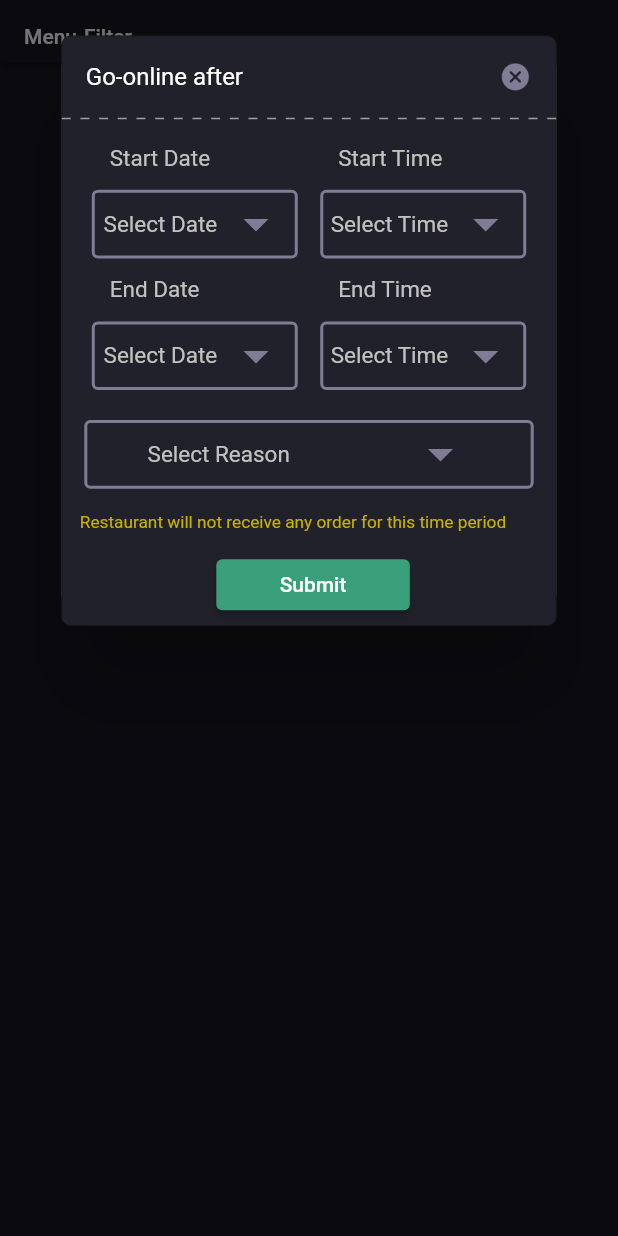
After one commit to abhijeets94/RailFScreens, a Flutter app: the SchedulePopUp screen opened directly, after a tap on "Menu-Filter", on a phone screen of 412 x 824 dp. The commit adds this screen. Run offline on Flutter 3.47's test engine with Material 2 defaults, Android fonts, the phone set to English and light mode, and no system bars; our stand-ins replace flutter_switch; missing offline and left inert: dropdown_date_picker, grouped_buttons.

Commit message:
schedule screen

```diff
--- a/lib/navigation.dart
+++ b/lib/navigation.dart
@@ -2,6 +2,7 @@ import 'package:flutter/material.dart';
 import 'package:railscreen/myRestaurants.dart';
 import 'package:railscreen/popUpWhenOff.dart';
 import 'package:railscreen/restaurantDetails.dart';
+import 'package:railscreen/schedulePopUp.dart';
 
 class Navigation extends StatefulWidget {
   @override
@@ -46,8 +47,18 @@ class _NavigationState extends State<Navigation> {
                   onPressed: () {
                     Navigator.push(
                       context,
-                      MaterialPageRoute(
-                          builder: (context) => PopUpWhenOff()),
+                      MaterialPageRoute(builder: (context) => PopUpWhenOff()),
+                    );
+                  },
+                ),
+              ),
+              Container(
+                child: ElevatedButton(
+                  child: Text("Schedule an off advance"),
+                  onPressed: () {
+                    Navigator.push(
+                      context,
+                      MaterialPageRoute(builder: (context) => SchedulePopUp()),
                     );
                   },
                 ),
--- a/lib/popUpWhenOff.dart
+++ b/lib/popUpWhenOff.dart
@@ -48,10 +48,16 @@ class _PopUpWhenOffState extends State<PopUpWhenOff> {
                                     "Go-online after",
                                     style: TextStyle(color: Colors.white),
                                   ),
-                                  Image.asset(
-                                    'assets/images/close.png',
-                                    scale: 4.0,
-                                    color: Color(0xff807c96),
+                                  GestureDetector(
+                                    child: Image.asset(
+                                      'assets/images/close.png',
+                                      scale: 4.0,
+                                      color: Color(0xff807c96),
+                                    ),
+                                    onTap: () {
+                                      Navigator.of(context, rootNavigator: true)
+                                          .pop('dialog');
+                                    },
                                   ),
                                 ],
                               ),
@@ -110,7 +116,7 @@ class _PopUpWhenOffState extends State<PopUpWhenOff> {
                                 hint: Container(
                                   margin: EdgeInsets.all(15.0),
                                   child: Text(
-                                    "  $_chosenValue                           ",
+                                    "  $_chosenValue                       ",
                                     style: TextStyle(
                                         color: Colors.black,
                                         fontSize: 16,
--- /dev/null
+++ b/lib/schedulePopUp.dart
@@ -0,0 +1,305 @@
+import 'package:flutter/material.dart';
+import 'package:dropdown_date_picker/dropdown_date_picker.dart';
+
+class SchedulePopUp extends StatefulWidget {
+  @override
+  _SchedulePopUpState createState() => _SchedulePopUpState();
+}
+
+class _SchedulePopUpState extends State<SchedulePopUp> {
+  int buttonNumber;
+  DateTime now = new DateTime.now();
+
+  void _popupDialog(BuildContext context) {
+    showDialog(
+        context: context,
+        builder: (context) {
+          return SingleChildScrollView(
+            child: Column(
+              children: [
+                AlertDialog(
+                  shape: RoundedRectangleBorder(
+                    borderRadius: BorderRadius.all(
+                      Radius.circular(20.0),
+                    ),
+                  ),
+                  contentPadding: EdgeInsets.all(0.0),
+                  content: Container(
+                    width: MediaQuery.of(context).size.width * 0.8,
+                    height: 393,
+                    decoration: BoxDecoration(
+                      borderRadius: BorderRadius.all(Radius.circular(6)),
+                      border:
+                          Border.all(color: const Color(0xff181820), width: 0),
+                      color: const Color(0xff21212b),
+                    ),
+                    child: SingleChildScrollView(
+                      child: Container(
+                        child: Column(
+                          crossAxisAlignment: CrossAxisAlignment.start,
+                          children: [
+                            Container(
+                              margin: EdgeInsets.all(16.0),
+                              child: Row(
+                                mainAxisAlignment:
+                                    MainAxisAlignment.spaceBetween,
+                                children: [
+                                  Text(
+                                    "Go-online after",
+                                    style: TextStyle(color: Colors.white),
+                                  ),
+                                  GestureDetector(
+                                    child: Image.asset(
+                                      'assets/images/close.png',
+                                      scale: 4.0,
+                                      color: Color(0xff807c96),
+                                    ),
+                                    onTap: () {
+                                      Navigator.of(context, rootNavigator: true)
+                                          .pop('dialog');
+                                    },
+                                  ),
+                                ],
+                              ),
+                            ),
+                            DashedSeperator(),
+                            Container(
+                              margin: const EdgeInsets.all(5.0),
+                              child: Column(
+                                children: [
+                                  Row(
+                                    mainAxisAlignment:
+                                        MainAxisAlignment.spaceEvenly,
+                                    children: [
+                                      ScheduleTabs(
+                                        scheduleTabTag: "Start Date",
+                                        scheduleTab: "Select Date",
+                                        openDrop: () {
+                                          print("Open Date selector");
+                                        },
+                                      ),
+                                      ScheduleTabs(
+                                        scheduleTabTag: "Start Time",
+                                        scheduleTab: "Select Time",
+                                        openDrop: () {
+                                          print("Open Time selector");
+                                        },
+                                      ),
+                                    ],
+                                  ),
+                                  Row(
+                                    mainAxisAlignment:
+                                        MainAxisAlignment.spaceEvenly,
+                                    children: [
+                                      ScheduleTabs(
+                                        scheduleTabTag: "End Date",
+                                        scheduleTab: "Select Date",
+                                        openDrop: () {
+                                          print("Open Date selector");
+                                        },
+                                      ),
+                                      ScheduleTabs(
+                                        scheduleTabTag: "End Time",
+                                        scheduleTab: "Select Time",
+                                        openDrop: () {
+                                          print("Open Time selector");
+                                        },
+                                      ),
+                                    ],
+                                  )
+                                ],
+                              ),
+                            ),
+                            Container(
+                              margin: EdgeInsets.all(15.0),
+                              width: MediaQuery.of(context).size.width / 1.2,
+                              height: MediaQuery.of(context).size.height / 18,
+                              decoration: BoxDecoration(
+                                  border: Border.all(
+                                    width: 2.0,
+                                    color: Color(0xff807c96),
+                                  ),
+                                  borderRadius: BorderRadius.circular(4.0)),
+                              child: Row(
+                                mainAxisAlignment:
+                                    MainAxisAlignment.spaceAround,
+                                children: [
+                                  Text(
+                                    "Select Reason",
+                                    style: TextStyle(
+                                        color: const Color(0xffc2c2c0),
+                                        fontWeight: FontWeight.w400,
+                                        fontFamily: "Roboto",
+                                        fontStyle: FontStyle.normal,
+                                        fontSize: 15.0),
+                                  ),
+                                  InkWell(
+                                      child: Icon(
+                                        Icons.arrow_drop_down,
+                                        color: Color(0xff807c96),
+                                        size: 40.0,
+                                      ),
+                                      onTap: () {}),
+                                ],
+                              ),
+                            ),
+                            Container(
+                              margin: EdgeInsets.only(left: 12.0),
+                              child: Text(
+                                  "Restaurant will not receive any order for this time period",
+                                  style: const TextStyle(
+                                      color: const Color(0xffc7b102),
+                                      fontWeight: FontWeight.w400,
+                                      fontFamily: "Roboto",
+                                      fontStyle: FontStyle.normal,
+                                      fontSize: 11.5),
+                                  textAlign: TextAlign.left),
+                            ),
+                            Container(
+                              margin: EdgeInsets.only(
+                                  left: MediaQuery.of(context).size.width / 4,
+                                  top: 12.0),
+                              child: ElevatedButton(
+                                child: Text("Submit"),
+                                style: ElevatedButton.styleFrom(
+                                  minimumSize: Size(129.0, 34.0),
+                                  primary: Color(0xff3a9f7b),
+                                  onPrimary: Colors.white,
+                                  shape: RoundedRectangleBorder(
+                                    borderRadius: BorderRadius.circular(4.0),
+                                  ),
+                                ),
+                                onPressed: () {
+                                  print("Pressed");
+                                },
+                              ),
+                            )
+                          ],
+                        ),
+                      ),
+                    ),
+                  ),
+                ),
+              ],
+            ),
+          );
+        });
+  }
+
+  @override
+  Widget build(BuildContext context) {
+    return SafeArea(
+      child: Scaffold(
+        backgroundColor: Color(0xff181820),
+        body: Container(
+          child: ElevatedButton(
+            child: Text("Menu-Filter"),
+            style: ButtonStyle(
+              shape: MaterialStateProperty.all<RoundedRectangleBorder>(
+                RoundedRectangleBorder(
+                  borderRadius: BorderRadius.circular(5.0),
+                ),
+              ),
+              backgroundColor: MaterialStateProperty.all(
+                Color(0xff181820),
+              ),
+            ),
+            onPressed: () {
+              _popupDialog(context);
+            },
+          ),
+        ),
+      ),
+    );
+  }
+}
+
+class ScheduleTabs extends StatelessWidget {
+  final String scheduleTabTag;
+  final String scheduleTab;
+  final Function openDrop;
+
+  ScheduleTabs({this.scheduleTab, this.scheduleTabTag, this.openDrop});
+
+  @override
+  Widget build(BuildContext context) {
+    return Column(
+      crossAxisAlignment: CrossAxisAlignment.start,
+      children: [
+        Container(
+          margin: EdgeInsets.all(12.0),
+          child: Text(scheduleTabTag,
+              textAlign: TextAlign.start,
+              style: TextStyle(
+                  color: const Color(0xffc2c2c0),
+                  fontWeight: FontWeight.w400,
+                  fontFamily: "Roboto",
+                  fontStyle: FontStyle.normal,
+                  fontSize: 15.0)),
+        ),
+        Container(
+            width: MediaQuery.of(context).size.width / 3.0,
+            height: MediaQuery.of(context).size.height / 18,
+            decoration: BoxDecoration(
+                border: Border.all(
+                  width: 2.0,
+                  color: Color(0xff807c96),
+                ),
+                borderRadius: BorderRadius.circular(4.0)),
+            child: Row(
+              mainAxisAlignment: MainAxisAlignment.spaceEvenly,
+              children: [
+                Text(
+                  scheduleTab,
+                  style: TextStyle(
+                      color: const Color(0xffc2c2c0),
+                      fontWeight: FontWeight.w400,
+                      fontFamily: "Roboto",
+                      fontStyle: FontStyle.normal,
+                      fontSize: 15.0),
+                ),
+                InkWell(
+                  child: Icon(
+                    Icons.arrow_drop_down,
+                    color: Color(0xff807c96),
+                    size: 40.0,
+                  ),
+                  onTap: openDrop,
+                ),
+              ],
+            )),
+      ],
+    );
+  }
+}
+
+class DashedSeperator extends StatelessWidget {
+  final double height;
+  final Color color;
+
+  const DashedSeperator({this.height = 1.0, this.color = Colors.grey});
+  @override
+  Widget build(BuildContext context) {
+    return LayoutBuilder(
+      builder: (BuildContext context, BoxConstraints constraints) {
+        final boxWidth = constraints.constrainWidth();
+        final dashWidth = 6.0;
+        final dashHeight = height;
+        final dashCount = (boxWidth / (2 * dashWidth)).floor();
+        return Flex(
+          children: List.generate(dashCount, (_) {
+            return SizedBox(
+              width: dashWidth,
+              height: dashHeight,
+              child: DecoratedBox(
+                decoration: BoxDecoration(color: color),
+              ),
+            );
+          }),
+          mainAxisAlignment: MainAxisAlignment.spaceBetween,
+          direction: Axis.horizontal,
+        );
+      },
+    );
+  }
+}
```
Also changed, not shown: pubspec.yaml (+5 -4 lines), pubspec.lock.
